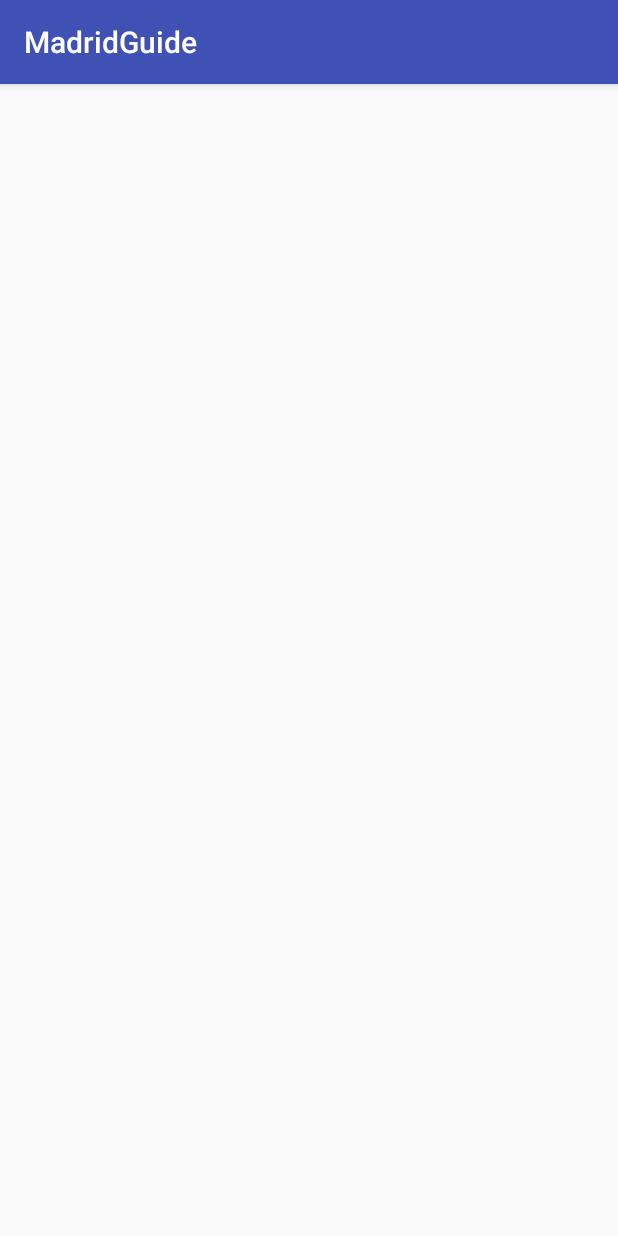
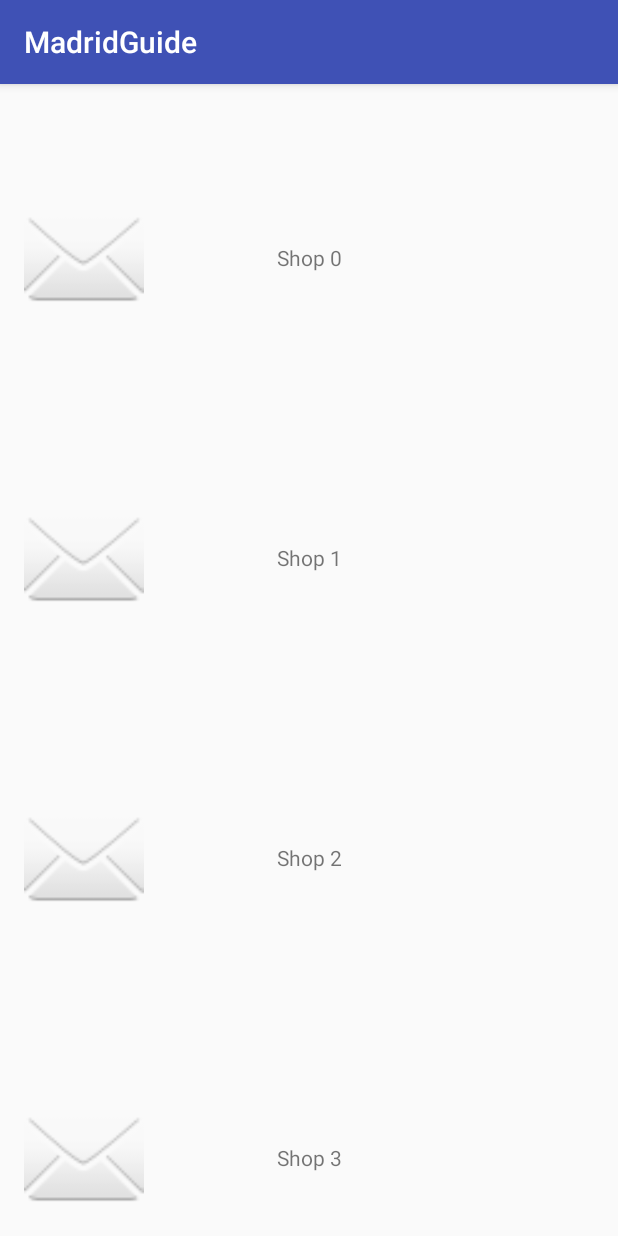
Before and after one commit to afusterm/MadridGuide, an Android app: the screen it shows after launch (ShopsActivity), after a tap on "SHOPS", on a phone screen of 412 x 824 dp. Run offline under Robolectric (Android 15) with nearby library versions, the phone set to English and light mode, and no system bars; our stand-ins replace ButterKnife, Picasso; pictures from the network do not load.

Commit message:
download images with Picasso

```diff
--- a/app/build.gradle
+++ b/app/build.gradle
@@ -25,11 +25,12 @@ dependencies {
         exclude group: 'com.android.support', module: 'support-annotations'
     })
     compile 'com.android.support:appcompat-v7:25.0.1'
-    testCompile 'junit:junit:4.12'
-
+    compile 'com.android.support:recyclerview-v7:25.0.1'
     compile 'com.squareup.picasso:picasso:2.5.2'
     compile 'com.jakewharton:butterknife:8.4.0'
     compile 'com.android.volley:volley:1.0.0'
     compile 'com.google.code.gson:gson:2.8.0'
+    compile 'com.android.support:support-v4:25.0.1'
+    testCompile 'junit:junit:4.12'
     annotationProcessor 'com.jakewharton:butterknife-compiler:8.4.0'
 }
--- a/app/src/main/AndroidManifest.xml
+++ b/app/src/main/AndroidManifest.xml
@@ -1,6 +1,8 @@
 <?xml version="1.0" encoding="utf-8"?>
 <manifest package="io.keepcoding.madridguide"
           xmlns:android="http://schemas.android.com/apk/res/android">
+
+    <uses-permission android:name="android.permission.INTERNET" />
 
     <application
         android:name=".MadridGuideApplication"
--- a/app/src/main/java/io/keepcoding/madridguide/MadridGuideApplication.java
+++ b/app/src/main/java/io/keepcoding/madridguide/MadridGuideApplication.java
@@ -3,7 +3,12 @@ package io.keepcoding.madridguide;
 import android.app.Application;
 import android.content.Context;
 
+import com.squareup.picasso.Picasso;
+
 import java.lang.ref.WeakReference;
+
+import io.keepcoding.madridguide.manager.db.ShopDAO;
+import io.keepcoding.madridguide.model.Shop;
 
 public class MadridGuideApplication extends Application {
     private static WeakReference<Context> appContext;
@@ -13,6 +18,19 @@ public class MadridGuideApplication extends Application {
         super.onCreate();
 
         appContext = new WeakReference<Context>(getApplicationContext());
+
+        insertTestDataInDB();
+
+        Picasso.with(getApplicationContext()).setLoggingEnabled(true);
+        Picasso.with(getApplicationContext()).setIndicatorsEnabled(true);
+    }
+
+    private void insertTestDataInDB() {
+        ShopDAO dao = new ShopDAO(getAppContext());
+        for (int i = 0; i < 20; i++) {
+            Shop shop = new Shop(10, "Shop " + i).setLogoImgUrl("http://platea.pntic.mec.es/~mmotta/web11ab/elfary.jpg");
+            dao.insert(shop);
+        }
     }
 
     @Override
--- a/app/src/main/java/io/keepcoding/madridguide/activities/ShopsActivity.java
+++ b/app/src/main/java/io/keepcoding/madridguide/activities/ShopsActivity.java
@@ -3,13 +3,41 @@ package io.keepcoding.madridguide.activities;
 import android.os.Bundle;
 import android.support.v7.app.AppCompatActivity;
 
+import java.util.List;
+
 import io.keepcoding.madridguide.R;
+import io.keepcoding.madridguide.fragments.ShopsFragment;
+import io.keepcoding.madridguide.manager.db.ShopDAO;
+import io.keepcoding.madridguide.model.Shop;
+import io.keepcoding.madridguide.model.Shops;
 
 public class ShopsActivity extends AppCompatActivity {
+    private ShopsFragment shopsFragment;
 
     @Override
     protected void onCreate(Bundle savedInstanceState) {
         super.onCreate(savedInstanceState);
         setContentView(R.layout.activity_shops);
+
+        shopsFragment = (ShopsFragment) getSupportFragmentManager().findFragmentById(R.id.activity_shops_fragment_shops);
+        getShops();
+    }
+
+    public void getShops() {
+        new Thread(new Runnable() {
+            @Override
+            public void run() {
+                ShopDAO dao = new ShopDAO(ShopsActivity.this);
+                List<Shop> shopList = dao.query();
+                final Shops shops = Shops.build(shopList);
+
+                ShopsActivity.this.runOnUiThread(new Runnable() {
+                    @Override
+                    public void run() {
+                        shopsFragment.setShops(shops);
+                    }
+                });
+            }
+        }).start();
     }
 }
--- /dev/null
+++ b/app/src/main/java/io/keepcoding/madridguide/adapters/ShopsAdapter.java
@@ -0,0 +1,59 @@
+package io.keepcoding.madridguide.adapters;
+
+import android.content.Context;
+import android.support.annotation.NonNull;
+import android.support.v7.widget.RecyclerView;
+import android.view.LayoutInflater;
+import android.view.View;
+import android.view.ViewGroup;
+
+import io.keepcoding.madridguide.R;
+import io.keepcoding.madridguide.model.Shop;
+import io.keepcoding.madridguide.model.Shops;
+import io.keepcoding.madridguide.views.ShopRowViewHolder;
+
+public class ShopsAdapter extends RecyclerView.Adapter<ShopRowViewHolder> {
+    private final LayoutInflater layoutInflater;
+    private final Shops shops;
+
+    public interface OnElementClick {
+        public void clickedOn(Shop shop, int position);
+    }
+
+    private OnElementClick listener;
+
+    public ShopsAdapter(Shops shops, Context context) {
+        this.shops = shops;
+        this.layoutInflater = LayoutInflater.from(context);
+    }
+
+    @Override
+    public ShopRowViewHolder onCreateViewHolder(ViewGroup parent, int viewType) {
+        View view = layoutInflater.inflate(R.layout.row_shop, parent, false);
+
+        return new ShopRowViewHolder(view);
+    }
+
+    @Override
+    public void onBindViewHolder(ShopRowViewHolder row, final int position) {
+        final Shop shop = shops.get(position);
+        row.setShop(shop);
+        row.itemView.setOnClickListener(new View.OnClickListener() {
+            @Override
+            public void onClick(View view) {
+                if (ShopsAdapter.this.listener != null) {
+                    listener.clickedOn(shop, position);
+                }
+            }
+        });
+    }
+
+    @Override
+    public int getItemCount() {
+        return (int) shops.size();
+    }
+
+    public void setOnElementClickListener(@NonNull final OnElementClick listener) {
+        this.listener = listener;
+    }
+}
--- /dev/null
+++ b/app/src/main/java/io/keepcoding/madridguide/fragments/ShopsFragment.java
@@ -0,0 +1,58 @@
+package io.keepcoding.madridguide.fragments;
+
+
+import android.os.Bundle;
+import android.support.v4.app.Fragment;
+import android.support.v7.widget.LinearLayoutManager;
+import android.support.v7.widget.RecyclerView;
+import android.view.LayoutInflater;
+import android.view.View;
+import android.view.ViewGroup;
+
+import io.keepcoding.madridguide.R;
+import io.keepcoding.madridguide.adapters.ShopsAdapter;
+import io.keepcoding.madridguide.model.Shop;
+import io.keepcoding.madridguide.model.Shops;
+
+
+public class ShopsFragment extends Fragment {
+    private RecyclerView shopsRecyclerView;
+    private ShopsAdapter adapter;
+    private Shops shops;
+
+    public ShopsFragment() {
+        // Required empty public constructor
+    }
+
+    @Override
+    public View onCreateView(LayoutInflater inflater, ViewGroup container,
+                             Bundle savedInstanceState) {
+        // Inflate the layout for this fragment
+        View view = inflater.inflate(R.layout.fragment_shops, container, false);
+        shopsRecyclerView = (RecyclerView) view.findViewById(R.id.shops_recycler_view);
+        shopsRecyclerView.setLayoutManager(new LinearLayoutManager(getActivity()));
+
+        return view;
+    }
+
+    private void updateUI() {
+        adapter = new ShopsAdapter(shops, getActivity());
+        shopsRecyclerView.setAdapter(adapter);
+
+        adapter.setOnElementClickListener(new ShopsAdapter.OnElementClick() {
+            @Override
+            public void clickedOn(Shop shop, int position) {
+                // TODO: show shop detail
+            }
+        });
+    }
+
+    public Shops getShops() {
+        return shops;
+    }
+
+    public void setShops(Shops shops) {
+        this.shops = shops;
+        updateUI();
+    }
+}
--- /dev/null
+++ b/app/src/main/java/io/keepcoding/madridguide/views/ShopRowViewHolder.java
@@ -0,0 +1,42 @@
+package io.keepcoding.madridguide.views;
+
+import android.content.Context;
+import android.support.annotation.NonNull;
+import android.support.v7.widget.RecyclerView;
+import android.view.View;
+import android.widget.ImageView;
+import android.widget.TextView;
+
+import com.squareup.picasso.Picasso;
+
+import java.lang.ref.WeakReference;
+
+import io.keepcoding.madridguide.R;
+import io.keepcoding.madridguide.model.Shop;
+
+
+public class ShopRowViewHolder extends RecyclerView.ViewHolder {
+    private TextView nameTextView;
+    private ImageView logoImageView;
+    private WeakReference<Context> context;
+
+    public ShopRowViewHolder(View rowShop) {
+        super(rowShop);
+
+        context = new WeakReference<Context>(rowShop.getContext());
+        nameTextView = (TextView) rowShop.findViewById(R.id.row_shop_name);
+        logoImageView = (ImageView) rowShop.findViewById(R.id.row_shop_logo);
+    }
+
+    public void setShop(final @NonNull Shop shop) {
+        if (shop == null) {
+            return;
+        }
+
+        nameTextView.setText(shop.getName());
+        Picasso.with(context.get())
+                .load(shop.getLogoImgUrl())
+                .placeholder(android.R.drawable.ic_dialog_email)
+                .into(logoImageView);
+    }
+}
--- a/app/src/main/res/layout/activity_shops.xml
+++ b/app/src/main/res/layout/activity_shops.xml
@@ -11,4 +11,10 @@
     android:paddingTop="@dimen/activity_vertical_margin"
     tools:context="io.keepcoding.madridguide.activities.ShopsActivity">
 
+    <fragment
+        android:id="@+id/activity_shops_fragment_shops"
+        android:name="io.keepcoding.madridguide.fragments.ShopsFragment"
+        android:layout_width="match_parent"
+        android:layout_height="match_parent"/>
+
 </RelativeLayout>
--- /dev/null
+++ b/app/src/main/res/layout/fragment_shops.xml
@@ -0,0 +1,14 @@
+<FrameLayout xmlns:android="http://schemas.android.com/apk/res/android"
+             xmlns:tools="http://schemas.android.com/tools"
+             android:layout_width="match_parent"
+             android:layout_height="match_parent"
+             tools:context="io.keepcoding.madridguide.fragments.ShopsFragment">
+
+    <android.support.v7.widget.RecyclerView
+        android:id="@+id/shops_recycler_view"
+        android:layout_width="match_parent"
+        android:layout_height="match_parent">
+
+    </android.support.v7.widget.RecyclerView>
+
+</FrameLayout>
--- /dev/null
+++ b/app/src/main/res/layout/row_shop.xml
@@ -0,0 +1,22 @@
+<?xml version="1.0" encoding="utf-8"?>
+<RelativeLayout xmlns:android="http://schemas.android.com/apk/res/android"
+                android:orientation="vertical"
+                android:layout_width="match_parent"
+                android:layout_height="200dp"
+                xmlns:tools="http://schemas.android.com/tools">
+    <TextView
+        android:id="@+id/row_shop_name"
+        android:layout_width="match_parent"
+        android:layout_height="50dp"
+        android:layout_centerVertical="true"
+        android:gravity="center"
+        tools:text="Un saluldito para mi mejor amiguito"/>
+
+    <ImageView
+        android:id="@+id/row_shop_logo"
+        android:layout_width="80dp"
+        android:layout_height="80dp"
+        android:layout_centerVertical="true"
+        tools:src="@android:drawable/btn_plus"/>
+
+</RelativeLayout>
--- a/app/src/main/res/values/strings.xml
+++ b/app/src/main/res/values/strings.xml
@@ -1,4 +1,7 @@
 <resources>
     <string name="app_name">MadridGuide</string>
     <string name="activity_main_shops_button_text">Shops</string>
+
+    <!-- TODO: Remove or change this placeholder text -->
+    <string name="hello_blank_fragment">Hello blank fragment</string>
 </resources>
```
